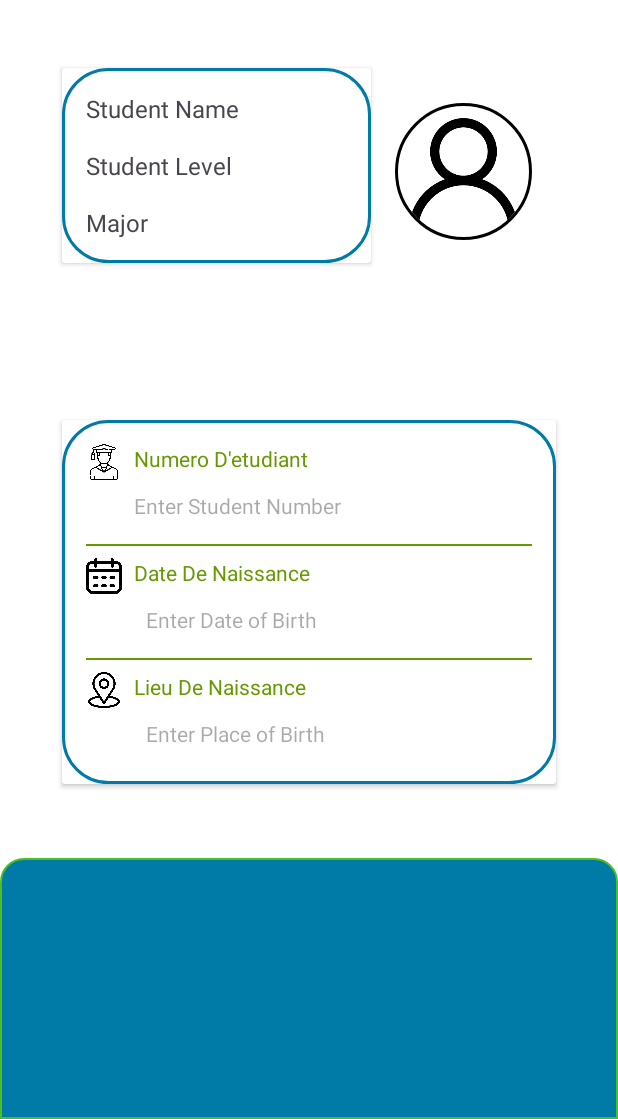
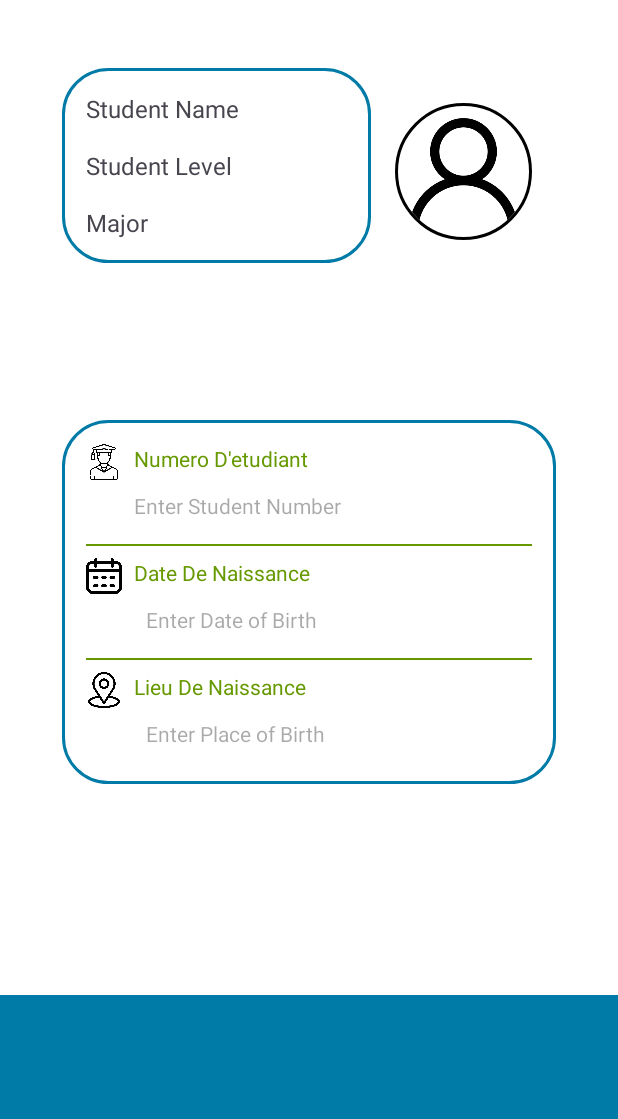
Before and after one commit to AmaraSami/univ-bouira-app, an Android app: the layout profile.xml on its own in the app's theme, with its tools: preview values and no code run, on a phone screen of 412 x 824 dp, the part 117-1236 px from its top. Run offline under Robolectric (Android 15) with nearby library versions, the phone set to English and light mode, and no system bars.

Commit message:
modified profile/timetables layout ,renamed activitymain.xml to login and deleted header and main_menu.xml

```diff
--- a/app/src/main/java/com/example/myapplication/MainActivity.kt
+++ b/app/src/main/java/com/example/myapplication/MainActivity.kt
@@ -10,8 +10,8 @@ class MainActivity : AppCompatActivity() {
     override fun onCreate(savedInstanceState: Bundle?) {
         super.onCreate(savedInstanceState)
         enableEdgeToEdge()
-        setContentView(R.layout.timetable)
-        ViewCompat.setOnApplyWindowInsetsListener(findViewById(R.id.timetable)) { v, insets ->
+        setContentView(R.layout.login)
+        ViewCompat.setOnApplyWindowInsetsListener(findViewById(R.id.main)) { v, insets ->
             val systemBars = insets.getInsets(WindowInsetsCompat.Type.systemBars())
             v.setPadding(systemBars.left, systemBars.top, systemBars.right, systemBars.bottom)
             insets
--- a/app/src/main/res/drawable/profile_card_border.xml
+++ b/app/src/main/res/drawable/profile_card_border.xml
@@ -2,6 +2,7 @@
 <shape xmlns:android="http://schemas.android.com/apk/res/android">
     <solid android:color="@android:color/transparent" /> <!-- Transparent background -->
     <stroke
+
         android:width="2dp"
         android:color="#007BA7" />
     <corners android:radius="30dp" />
--- a/app/src/main/res/layout/profile.xml
+++ b/app/src/main/res/layout/profile.xml
@@ -4,9 +4,27 @@
     xmlns:tools="http://schemas.android.com/tools"
     android:layout_width="match_parent"
     android:layout_height="match_parent"
-    android:background="@drawable/background_profile"
     tools:context=".MainActivity"
     android:id="@+id/profile">
+
+    <View
+        android:id="@+id/blue_background"
+        android:layout_width="match_parent"
+        android:layout_height="0dp"
+        android:background="#007BA7"
+        app:layout_constraintBottom_toBottomOf="parent"
+        app:layout_constraintHeight_percent="0.10"
+        />
+
+    <!-- Rounded white box -->
+    <View
+        android:id="@+id/white_box"
+        android:background="#FFFFFF"
+        android:layout_width="match_parent"
+        android:layout_height="0dp"
+        app:layout_constraintBottom_toTopOf="@id/blue_background"
+        app:layout_constraintHeight_percent="0.90"
+        app:layout_constraintTop_toTopOf="parent" />
 
 
     <ImageView
@@ -46,6 +64,7 @@
         android:layout_height="wrap_content"
         android:foreground="@drawable/profile_card_border"
         app:cardBackgroundColor="@android:color/white"
+        app:cardElevation="0dp"
         app:layout_constraintEnd_toStartOf="@+id/guideline5"
         app:layout_constraintStart_toStartOf="@+id/guideline3"
         app:layout_constraintTop_toTopOf="@+id/guideline2">
@@ -108,12 +127,13 @@
         android:layout_width="0dp"
         android:layout_height="wrap_content"
         android:layout_marginTop="4dp"
+        app:cardBackgroundColor="@android:color/white"
         android:foreground="@drawable/profile_card_border"
-        app:cardBackgroundColor="@android:color/white"
         app:layout_constraintBottom_toTopOf="@+id/guideline"
         app:layout_constraintEnd_toStartOf="@+id/guideline4"
         app:layout_constraintStart_toStartOf="@id/guideline3"
-        app:layout_constraintTop_toBottomOf="@id/profile_card">
+        app:layout_constraintTop_toBottomOf="@id/profile_card"
+        app:cardElevation="0dp">
 
 
         <androidx.constraintlayout.widget.ConstraintLayout
```
Also changed, not shown: app/src/main/res/drawable/rounded_rec_main.xml (deleted, +0 -21 lines), app/src/main/res/drawable/rounded_white_box.xml (added, +7 -0 lines), app/src/main/res/layout/header.xml (deleted, +0 -26 lines), app/src/main/res/layout/login.xml (renamed from app/src/main/res/layout/activity_main.xml, +19 -1 lines), app/src/main/res/layout/timetable.xml (+17 -1 lines), app/src/main/res/menu/main_menu.xml (deleted, +0 -23 lines).
